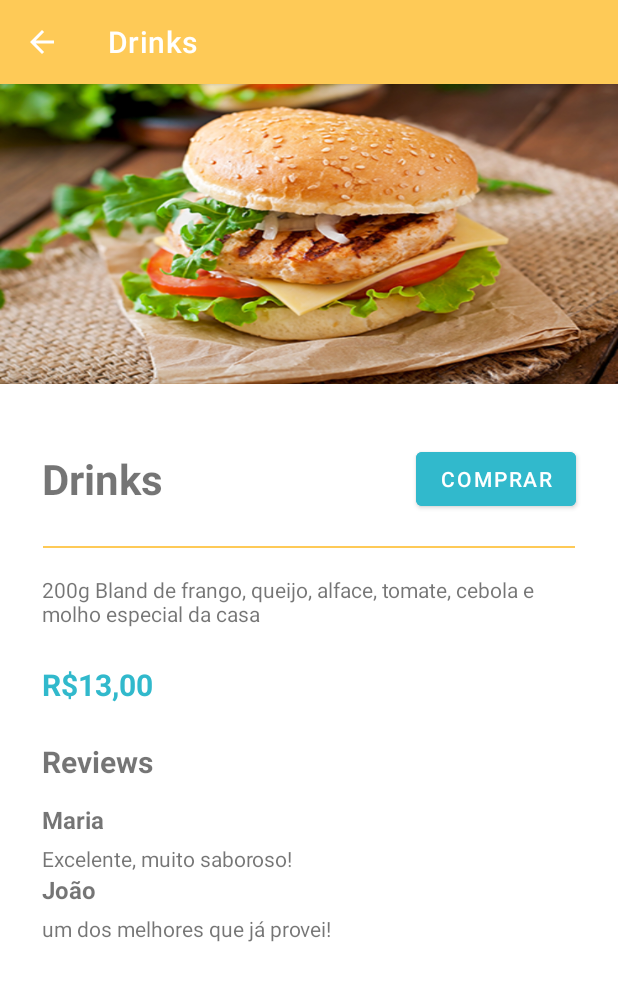
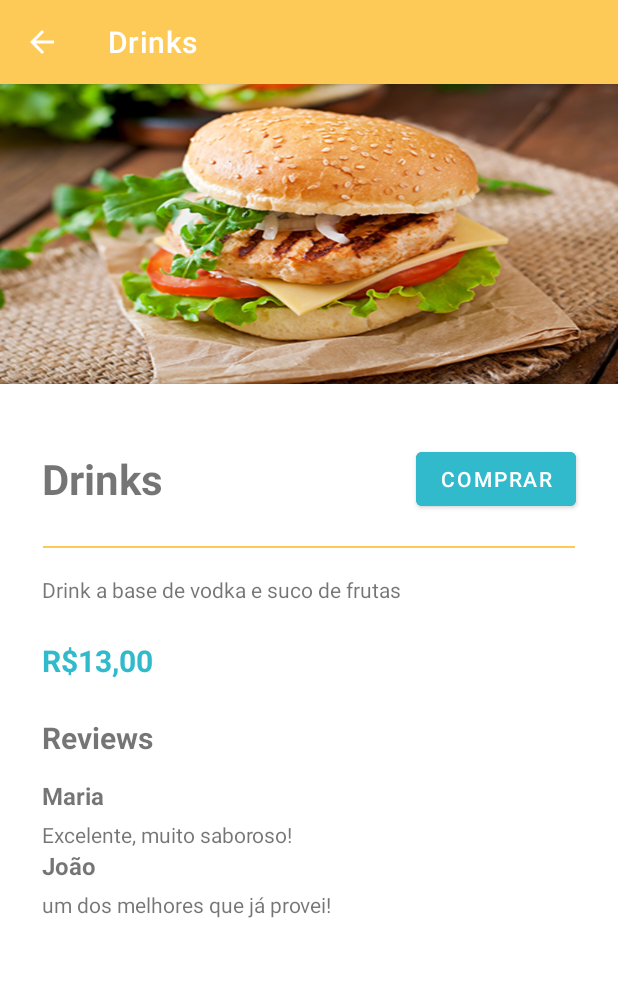
Before and after one commit to Tamiresp/Restaurant, an Android app: the screen it shows after launch (FoodDetailActivity), after a tap on "Drinks", on a phone screen of 412 x 824 dp. Shown: the top 981 px of the screen. Run offline under Robolectric (Android 15) with nearby library versions, the phone set to English and light mode, and no system bars.

Commit message:
Description

```diff
--- a/app/src/main/AndroidManifest.xml
+++ b/app/src/main/AndroidManifest.xml
@@ -10,7 +10,7 @@
         android:supportsRtl="true"
         android:theme="@style/Theme.Restaurant">
         <activity
-            android:name=".SplashScreenActivity"
+            android:name=".activities.SplashScreenActivity"
             android:theme="@style/Theme.AppCompat.NoActionBar">
             <intent-filter>
                 <action android:name="android.intent.action.MAIN" />
@@ -18,8 +18,8 @@
                 <category android:name="android.intent.category.LAUNCHER" />
             </intent-filter>
         </activity>
-        <activity android:name=".FoodDetailActivity" />
-        <activity android:name=".HomeActivity">
+        <activity android:name=".activities.FoodDetailActivity" />
+        <activity android:name=".activities.HomeActivity">
 <!--            <intent-filter>-->
 <!--                <action android:name="android.intent.action.MAIN" />-->
 
--- a/app/src/main/java/com/example/restaurant/Food.kt
+++ b/app/src/main/java/com/example/restaurant/Food.kt
@@ -1,11 +1,10 @@
 package com.example.restaurant
 
 import android.graphics.drawable.Drawable
-import android.widget.ImageView
 
 data class Food(
     val name: String,
     val img: Drawable,
-    val price: String
-
+    val price: String,
+    val desc: String
 )
--- a/app/src/main/java/com/example/restaurant/HomeActivity.kt
+++ /dev/null
@@ -1,33 +0,0 @@
-package com.example.restaurant
-
-import android.os.Bundle
-import androidx.appcompat.app.AppCompatActivity
-import androidx.recyclerview.widget.LinearLayoutManager
-import androidx.recyclerview.widget.RecyclerView
-
-
-class HomeActivity : AppCompatActivity() {
-    private val foods = ArrayList<Food>()
-    private val drinks = ArrayList<Food>()
-
-    private val foodsListAdapter = FoodAdapter(foods, this)
-    private val drinksListAdapter = FoodAdapter(drinks, this)
-
-    override fun onCreate(savedInstanceState: Bundle?) {
-        super.onCreate(savedInstanceState)
-        setContentView(R.layout.activity_home)
-
-        foods.addAll(listOf(Food("X-Frango", resources.getDrawable(R.drawable.x_frango), "R$20,00"), Food("Picanha", resources.getDrawable(R.drawable.supremo), "R$28,00"), Food("Junior", resources.getDrawable(R.drawable.junior), "R$16,00")))
-        drinks.addAll(listOf(Food("Refrigerante",resources.getDrawable(R.drawable.refrigerante), "R$6,00"), Food("Drinks", resources.getDrawable(R.drawable.drinks2), "R$13,00"), Food("Cervejas", resources.getDrawable(R.drawable.cerveja), "R$7,00")))
-
-        findViewById<RecyclerView>(R.id.hamburg_list).apply {
-            layoutManager = LinearLayoutManager(context, RecyclerView.HORIZONTAL, false)
-            adapter = foodsListAdapter
-        }
-
-        findViewById<RecyclerView>(R.id.drinks_list).apply {
-            layoutManager = LinearLayoutManager(context, RecyclerView.HORIZONTAL, false)
-            adapter = drinksListAdapter
-        }
-    }
-}
--- a/app/src/main/java/com/example/restaurant/FoodDetailActivity.kt
+++ b/app/src/main/java/com/example/restaurant/activities/FoodDetailActivity.kt
@@ -1,4 +1,4 @@
-package com.example.restaurant
+package com.example.restaurant.activities
 
 import android.content.Intent
 import android.os.Bundle
@@ -9,6 +9,9 @@ import androidx.appcompat.app.AlertDialog
 import androidx.appcompat.app.AppCompatActivity
 import androidx.recyclerview.widget.LinearLayoutManager
 import androidx.recyclerview.widget.RecyclerView
+import com.example.restaurant.R
+import com.example.restaurant.Reviews
+import com.example.restaurant.adapters.ReviewListAdapter
 
 class FoodDetailActivity : AppCompatActivity() {
     private val items = ArrayList<Reviews>()
@@ -25,14 +28,21 @@ class FoodDetailActivity : AppCompatActivity() {
         val intent = intent
         val name: String? = intent.getStringExtra("name")
         val price: String? = intent.getStringExtra("price")
+        val desc: String? = intent.getStringExtra("description")
 
         supportActionBar?.title = name
 
-        items.addAll(listOf(Reviews("Maria", "Excelente, muito saboroso!"), Reviews("João", "um dos melhores que já provei!")))
+        items.addAll(
+            listOf(
+                Reviews("Maria", "Excelente, muito saboroso!"),
+                Reviews("João", "um dos melhores que já provei!")
+            )
+        )
 
 
         findViewById<TextView>(R.id.food_title).text = name
         findViewById<TextView>(R.id.priceDetail).text = price
+        findViewById<TextView>(R.id.description_food).text = desc
 
         findViewById<RecyclerView>(R.id.reviews_list).apply {
             layoutManager = LinearLayoutManager(context)
--- /dev/null
+++ b/app/src/main/java/com/example/restaurant/activities/HomeActivity.kt
@@ -0,0 +1,78 @@
+package com.example.restaurant.activities
+
+import android.os.Bundle
+import androidx.appcompat.app.AppCompatActivity
+import androidx.recyclerview.widget.LinearLayoutManager
+import androidx.recyclerview.widget.RecyclerView
+import com.example.restaurant.Food
+import com.example.restaurant.R
+import com.example.restaurant.adapters.FoodAdapter
+
+
+class HomeActivity : AppCompatActivity() {
+    private val foods = ArrayList<Food>()
+    private val drinks = ArrayList<Food>()
+
+    private val foodsListAdapter = FoodAdapter(foods, this)
+    private val drinksListAdapter = FoodAdapter(drinks, this)
+
+    override fun onCreate(savedInstanceState: Bundle?) {
+        super.onCreate(savedInstanceState)
+        setContentView(R.layout.activity_home)
+
+        foods.addAll(
+            listOf(
+                Food(
+                    "X-Frango",
+                    resources.getDrawable(R.drawable.x_frango),
+                    "R$20,00",
+                    getString(R.string.x_frango_text)
+                ),
+                Food(
+                    "Picanha",
+                    resources.getDrawable(R.drawable.supremo),
+                    "R$28,00",
+                    getString(R.string.picanha_text)
+                ),
+                Food(
+                    "Junior",
+                    resources.getDrawable(R.drawable.junior),
+                    "R$16,00",
+                    getString(R.string.junior_text)
+                )
+            )
+        )
+        drinks.addAll(
+            listOf(
+                Food(
+                    "Refrigerante",
+                    resources.getDrawable(R.drawable.refrigerante),
+                    "R$6,00",
+                    getString(R.string.refri_text)
+                ),
+                Food(
+                    "Drinks",
+                    resources.getDrawable(R.drawable.drinks2),
+                    "R$13,00",
+                    getString(R.string.drink_text)
+                ),
+                Food(
+                    "Cervejas",
+                    resources.getDrawable(R.drawable.cerveja),
+                    "R$7,00",
+                    getString(R.string.cerveja_text)
+                )
+            )
+        )
+
+        findViewById<RecyclerView>(R.id.hamburg_list).apply {
+            layoutManager = LinearLayoutManager(context, RecyclerView.HORIZONTAL, false)
+            adapter = foodsListAdapter
+        }
+
+        findViewById<RecyclerView>(R.id.drinks_list).apply {
+            layoutManager = LinearLayoutManager(context, RecyclerView.HORIZONTAL, false)
+            adapter = drinksListAdapter
+        }
+    }
+}
--- a/app/src/main/java/com/example/restaurant/SplashScreenActivity.kt
+++ b/app/src/main/java/com/example/restaurant/activities/SplashScreenActivity.kt
@@ -1,10 +1,11 @@
-package com.example.restaurant
+package com.example.restaurant.activities
 
 import android.content.Intent
 import android.os.Bundle
 import android.os.Handler
 import android.os.Looper
 import androidx.appcompat.app.AppCompatActivity
+import com.example.restaurant.R
 
 
 class SplashScreenActivity : AppCompatActivity() {
--- a/app/src/main/java/com/example/restaurant/FoodAdapter.kt
+++ b/app/src/main/java/com/example/restaurant/adapters/FoodAdapter.kt
@@ -1,4 +1,4 @@
-package com.example.restaurant
+package com.example.restaurant.adapters
 
 import android.content.Context
 import android.content.Intent
@@ -9,6 +9,9 @@ import android.widget.ImageView
 import android.widget.TextView
 import androidx.cardview.widget.CardView
 import androidx.recyclerview.widget.RecyclerView
+import com.example.restaurant.Food
+import com.example.restaurant.activities.FoodDetailActivity
+import com.example.restaurant.R
 
 class FoodAdapter(var food: ArrayList<Food>, context: Context) :
     RecyclerView.Adapter<FoodAdapter.FoodViewHolder>() {
@@ -19,12 +22,14 @@ class FoodAdapter(var food: ArrayList<Food>, context: Context) :
 
     override fun onBindViewHolder(holder: FoodViewHolder, position: Int) {
         holder.bind(food[position])
+        val item = food[position]
 
         holder.card.setOnClickListener {
             val intent = Intent(context, FoodDetailActivity::class.java).apply {
                 putExtra("name", holder.foodName.text)
 //                putExtra("img", holder.imgHamb.drawable)
                 putExtra("price", holder.price.text)
+                putExtra("description", item.desc)
 
             }
             context.startActivity(intent)
@@ -41,7 +46,7 @@ class FoodAdapter(var food: ArrayList<Food>, context: Context) :
 
         fun bind(food: Food) {
             foodName.text = food.name
-            imgHamb.setImageDrawable(food.img);
+            imgHamb.setImageDrawable(food.img)
             price.text = food.price
         }
     }
--- a/app/src/main/java/com/example/restaurant/ReviewListAdapter.kt
+++ b/app/src/main/java/com/example/restaurant/adapters/ReviewListAdapter.kt
@@ -1,10 +1,12 @@
-package com.example.restaurant
+package com.example.restaurant.adapters
 
 import android.view.LayoutInflater
 import android.view.View
 import android.view.ViewGroup
 import android.widget.TextView
 import androidx.recyclerview.widget.RecyclerView
+import com.example.restaurant.R
+import com.example.restaurant.Reviews
 
 class ReviewListAdapter(var reviews: ArrayList<Reviews>) :
     RecyclerView.Adapter<ReviewListAdapter.ReviewViewHolder>() {
--- a/app/src/main/res/layout/activity_food_detail.xml
+++ b/app/src/main/res/layout/activity_food_detail.xml
@@ -4,7 +4,7 @@
     xmlns:tools="http://schemas.android.com/tools"
     android:layout_width="match_parent"
     android:layout_height="match_parent"
-    tools:context=".FoodDetailActivity">
+    tools:context=".activities.FoodDetailActivity">
 
     <ImageView
         android:id="@+id/food_image"
--- a/app/src/main/res/layout/activity_home.xml
+++ b/app/src/main/res/layout/activity_home.xml
@@ -4,7 +4,7 @@
     xmlns:tools="http://schemas.android.com/tools"
     android:layout_width="match_parent"
     android:layout_height="match_parent"
-    tools:context=".HomeActivity">
+    tools:context=".activities.HomeActivity">
 
     <androidx.constraintlayout.widget.ConstraintLayout
         android:id="@+id/top"
--- a/app/src/main/res/layout/activity_splash_screen.xml
+++ b/app/src/main/res/layout/activity_splash_screen.xml
@@ -4,7 +4,7 @@
     xmlns:tools="http://schemas.android.com/tools"
     android:layout_width="match_parent"
     android:layout_height="match_parent"
-    tools:context=".SplashScreenActivity">
+    tools:context=".activities.SplashScreenActivity">
 
     <ImageView
         android:layout_width="425dp"
--- a/app/src/main/res/values/strings.xml
+++ b/app/src/main/res/values/strings.xml
@@ -6,6 +6,11 @@
     <string name="sub_text">1240 Restaurants available</string>
     <string name="order">Comprar</string>
     <string name="x_frango_text">200g Bland de frango, queijo, alface, tomate, cebola e molho especial da casa</string>
+    <string name="picanha_text">400g Bland de picanha, queijo, alface, tomate, cebola e bacon</string>
+    <string name="junior_text">100g Bland de carne bovina, queijo e molho especial da casa</string>
+    <string name="refri_text">Refrigerante de diversas marcas</string>
+    <string name="drink_text">Drink a base de vodka e suco de frutas</string>
+    <string name="cerveja_text">Cerveja de diversas marcas</string>
     <string name="food_price">R$ 20,00</string>
     <string name="reviews_text">Reviews</string>
     <string name="line">line</string>
```
